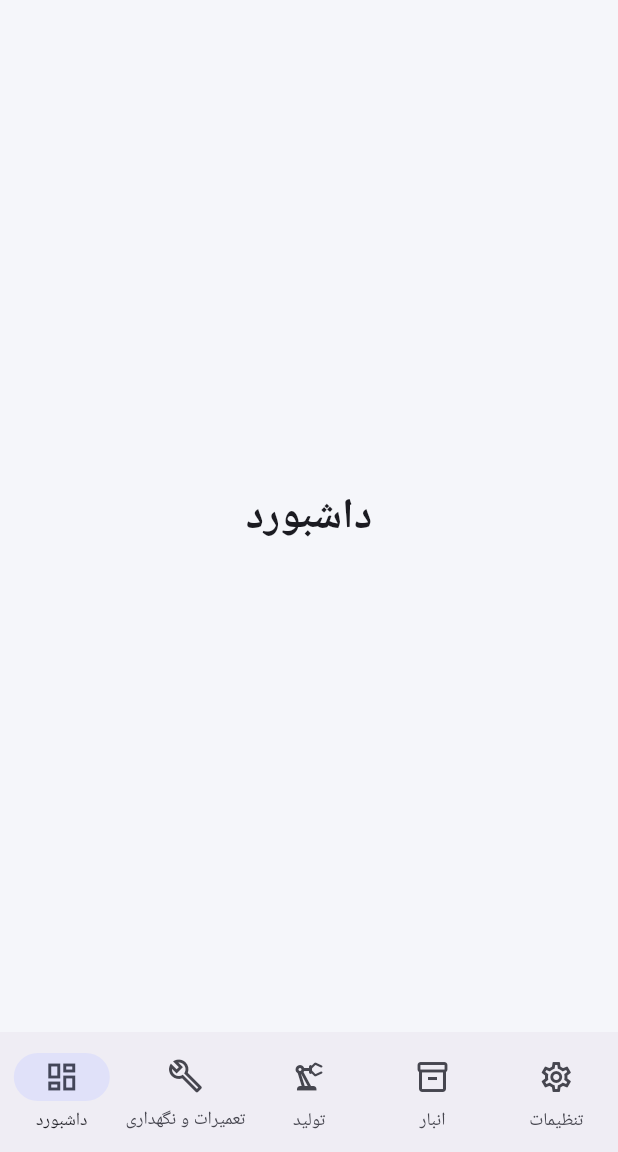
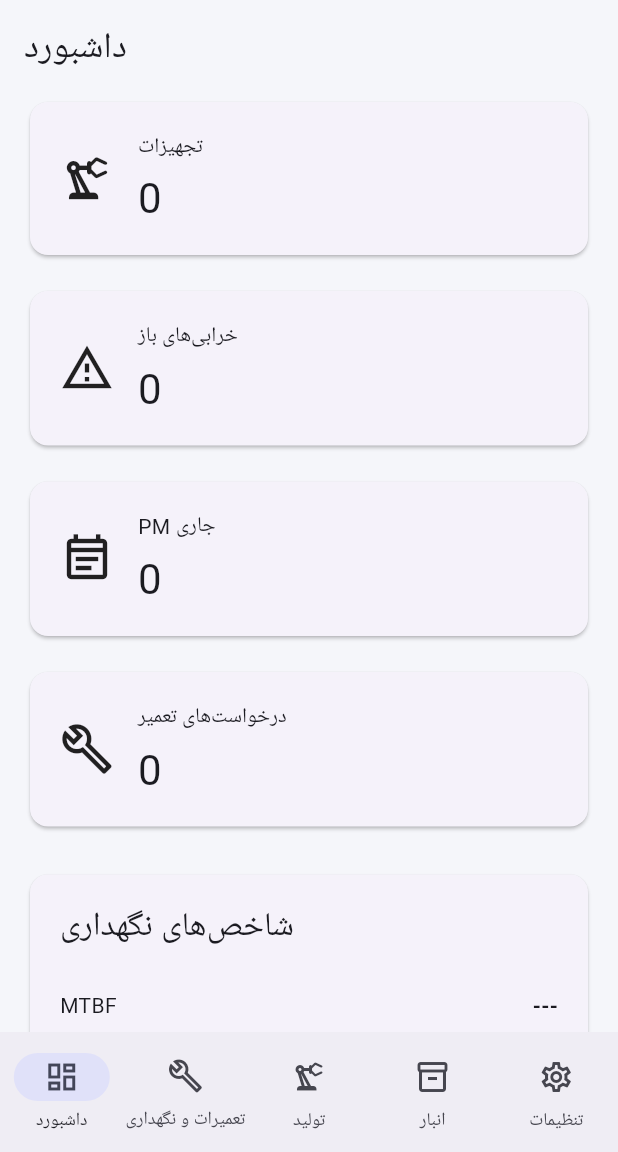
Before and after one commit to naser-khan364/NAK-Smart-cmms, a Flutter app: the screen it shows after launch, on a phone screen of 412 x 824 dp, the part 84-1236 px from its top. Run offline on Flutter 3.47's test engine with Material 3 defaults, Android fonts, the phone set to English and light mode, and no system bars.

Commit message:
Connect dashboard page to application shell

```diff
--- a/lib/core/layout/nak_app_shell.dart
+++ b/lib/core/layout/nak_app_shell.dart
@@ -1,4 +1,5 @@
 import 'package:flutter/material.dart';
+import '../../modules/dashboard/dashboard_page.dart';
 
 class NakAppShell extends StatefulWidget {
   const NakAppShell({super.key});
@@ -26,21 +27,31 @@ class _NakAppShellState extends State<NakAppShell> {
     Icons.settings_outlined,
   ];
 
+  Widget _buildPage() {
+    switch (_selectedIndex) {
+      case 0:
+        return const DashboardPage();
+
+      default:
+        return Center(
+          child: Text(
+            _titles[_selectedIndex],
+            style: const TextStyle(
+              fontSize: 28,
+              fontWeight: FontWeight.bold,
+            ),
+          ),
+        );
+    }
+  }
+
   @override
   Widget build(BuildContext context) {
     return Scaffold(
       appBar: AppBar(
         title: Text('NAK Smart | ${_titles[_selectedIndex]}'),
       ),
-      body: Center(
-        child: Text(
-          _titles[_selectedIndex],
-          style: const TextStyle(
-            fontSize: 28,
-            fontWeight: FontWeight.bold,
-          ),
-        ),
-      ),
+      body: _buildPage(),
       bottomNavigationBar: NavigationBar(
         selectedIndex: _selectedIndex,
         onDestinationSelected: (index) {
--- /dev/null
+++ b/lib/modules/dashboard/dashboard_page.dart
@@ -0,0 +1,165 @@
+import 'package:flutter/material.dart';
+
+class DashboardPage extends StatelessWidget {
+  const DashboardPage({super.key});
+
+  @override
+  Widget build(BuildContext context) {
+    return SingleChildScrollView(
+      padding: const EdgeInsets.all(16),
+      child: Column(
+        crossAxisAlignment: CrossAxisAlignment.start,
+        children: [
+          Text(
+            'داشبورد',
+            style: Theme.of(context).textTheme.headlineSmall,
+          ),
+          const SizedBox(height: 16),
+
+          LayoutBuilder(
+            builder: (context, constraints) {
+              final width = constraints.maxWidth;
+              final columns = width >= 1100
+                  ? 4
+                  : width >= 700
+                      ? 2
+                      : 1;
+
+              final cardWidth =
+                  (width - ((columns - 1) * 16)) / columns;
+
+              return Wrap(
+                spacing: 16,
+                runSpacing: 16,
+                children: [
+                  _MetricCard(
+                    width: cardWidth,
+                    title: 'تجهیزات',
+                    value: '0',
+                    icon: Icons.precision_manufacturing_outlined,
+                  ),
+                  _MetricCard(
+                    width: cardWidth,
+                    title: 'خرابی‌های باز',
+                    value: '0',
+                    icon: Icons.warning_amber_outlined,
+                  ),
+                  _MetricCard(
+                    width: cardWidth,
+                    title: 'PM جاری',
+                    value: '0',
+                    icon: Icons.event_note_outlined,
+                  ),
+                  _MetricCard(
+                    width: cardWidth,
+                    title: 'درخواست‌های تعمیر',
+                    value: '0',
+                    icon: Icons.build_outlined,
+                  ),
+                ],
+              );
+            },
+          ),
+
+          const SizedBox(height: 24),
+
+          Card(
+            child: Padding(
+              padding: const EdgeInsets.all(20),
+              child: Column(
+                crossAxisAlignment: CrossAxisAlignment.start,
+                children: [
+                  Text(
+                    'شاخص‌های نگهداری',
+                    style: Theme.of(context).textTheme.titleLarge,
+                  ),
+                  const SizedBox(height: 20),
+                  const _IndicatorRow(
+                    title: 'MTBF',
+                    value: '---',
+                  ),
+                  const _IndicatorRow(
+                    title: 'MTTR',
+                    value: '---',
+                  ),
+                  const _IndicatorRow(
+                    title: 'Availability',
+                    value: '---',
+                  ),
+                ],
+              ),
+            ),
+          ),
+        ],
+      ),
+    );
+  }
+}
+
+class _MetricCard extends StatelessWidget {
+  final double width;
+  final String title;
+  final String value;
+  final IconData icon;
+
+  const _MetricCard({
+    required this.width,
+    required this.title,
+    required this.value,
+    required this.icon,
+  });
+
+  @override
+  Widget build(BuildContext context) {
+    return SizedBox(
+      width: width,
+      child: Card(
+        child: Padding(
+          padding: const EdgeInsets.all(20),
+          child: Row(
+            children: [
+              Icon(icon, size: 36),
+              const SizedBox(width: 16),
+              Column(
+                crossAxisAlignment: CrossAxisAlignment.start,
+                children: [
+                  Text(title),
+                  const SizedBox(height: 6),
+                  Text(
+                    value,
+                    style: Theme.of(context).textTheme.headlineMedium,
+                  ),
+                ],
+              ),
+            ],
+          ),
+        ),
+      ),
+    );
+  }
+}
+
+class _IndicatorRow extends StatelessWidget {
+  final String title;
+  final String value;
+
+  const _IndicatorRow({
+    required this.title,
+    required this.value,
+  });@override
+  Widget build(BuildContext context) {
+    return Padding(
+      padding: const EdgeInsets.symmetric(vertical: 8),
+      child: Row(
+        mainAxisAlignment: MainAxisAlignment.spaceBetween,
+        children: [
+          Text(title),
+          Text(
+            value,
+            style: const TextStyle(fontWeight: FontWeight.bold),
+          ),
+        ],
+      ),
+    );
+  }
+}
```
Also changed, not shown: 1 other file.
